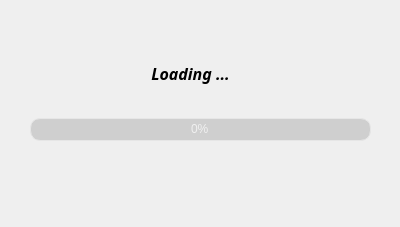
Before: the Qt Designer form ui/splash.ui in YassineBaghdadi/TransportingPlanning, drawn with Qt 5.
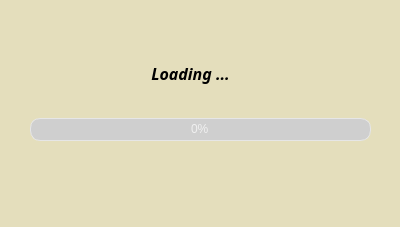
After: the same form once the commit is applied.

```diff
--- a/ui/splash.ui
+++ b/ui/splash.ui
@@ -27,8 +27,30 @@
   </property>
   <property name="styleSheet">
    <string notr="true">
-QMainWindow {
-	background-color:#ececec;
+
+QFrame#comps:hover{
+	border-radius: 5px;
+background-color: #d85c00;
+}
+QFrame#emps:hover{
+	border-radius: 5px;
+background-color: #d85c00;
+}
+
+QFrame#planning:hover{
+	border-radius: 5px;
+background-color: #d85c00;
+}
+
+QFrame#vans:hover{
+	border-radius: 5px;
+background-color: #d85c00;
+}
+
+
+QWidget {
+	/*background-color:#ececec;*/
+	background-color:#e4debc;
 }
 QTextEdit {
 	border-width: 1px;
@@ -42,15 +64,9 @@
 }
 QToolButton {
 	border-style: solid;
-	border-top-color: qlineargradient(spread:pad, x1:0.5, y1:1, x2:0.5, y2:0, stop:0 rgb(215, 215, 215), stop:1 rgb(222, 222, 222));
-	border-right-color: qlineargradient(spread:pad, x1:0, y1:0.5, x2:1, y2:0.5, stop:0 rgb(217, 217, 217), stop:1 rgb(227, 227, 227));
-	border-left-color: qlineargradient(spread:pad, x1:0, y1:0.5, x2:1, y2:0.5, stop:0 rgb(227, 227, 227), stop:1 rgb(217, 217, 217));
-	border-bottom-color: qlineargradient(spread:pad, x1:0.5, y1:1, x2:0.5, y2:0, stop:0 rgb(215, 215, 215), stop:1 rgb(222, 222, 222));
-	border-width: 1px;
-	border-radius: 5px;
+	
 	color: rgb(0,0,0);
-	padding: 2px;
-	background-color: rgb(255,255,255);
+	background-color:#3172c4;
 }
 QToolButton:hover{
 	border-style: solid;
@@ -78,15 +94,12 @@
 }
 QPushButton{
 	border-style: solid;
-	border-top-color: qlineargradient(spread:pad, x1:0.5, y1:1, x2:0.5, y2:0, stop:0 rgb(215, 215, 215), stop:1 rgb(222, 222, 222));
-	border-right-color: qlineargradient(spread:pad, x1:0, y1:0.5, x2:1, y2:0.5, stop:0 rgb(217, 217, 217), stop:1 rgb(227, 227, 227));
-	border-left-color: qlineargradient(spread:pad, x1:0, y1:0.5, x2:1, y2:0.5, stop:0 rgb(227, 227, 227), stop:1 rgb(217, 217, 217));
-	border-bottom-color: qlineargradient(spread:pad, x1:0.5, y1:1, x2:0.5, y2:0, stop:0 rgb(215, 215, 215), stop:1 rgb(222, 222, 222));
+	
 	border-width: 1px;
 	border-radius: 5px;
 	color: rgb(0,0,0);
 	padding: 2px;
-	background-color: rgb(255,255,255);
+	background-color: #77a3d9;
 }
 QPushButton::default{
 	border-style: solid;
```
Left out of the diff: 23 changed lines with no effect on the pictures.
